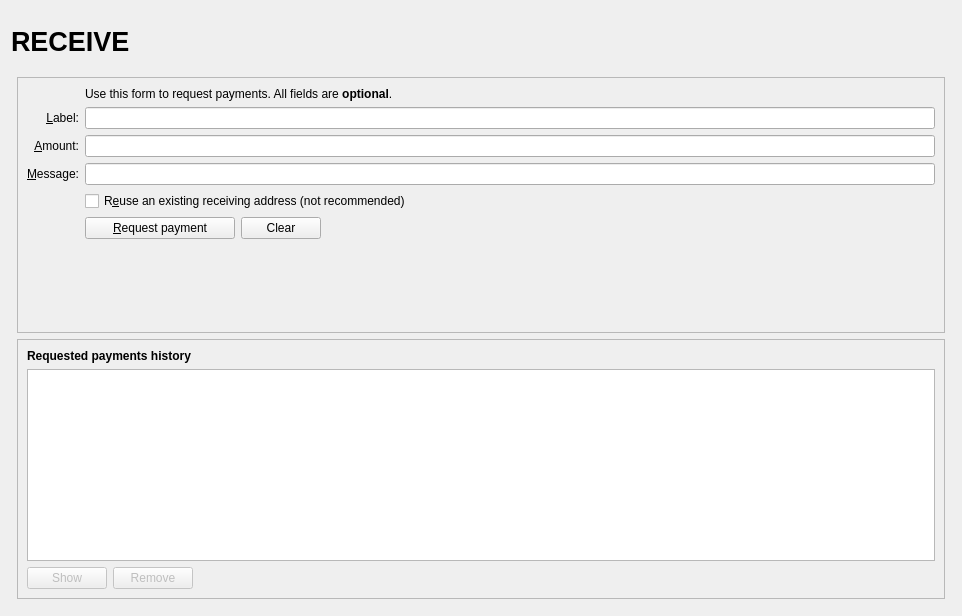
Qt form src/qt/forms/receivecoinsdialog.ui (hashplatform/WealthSilo) before a commit.
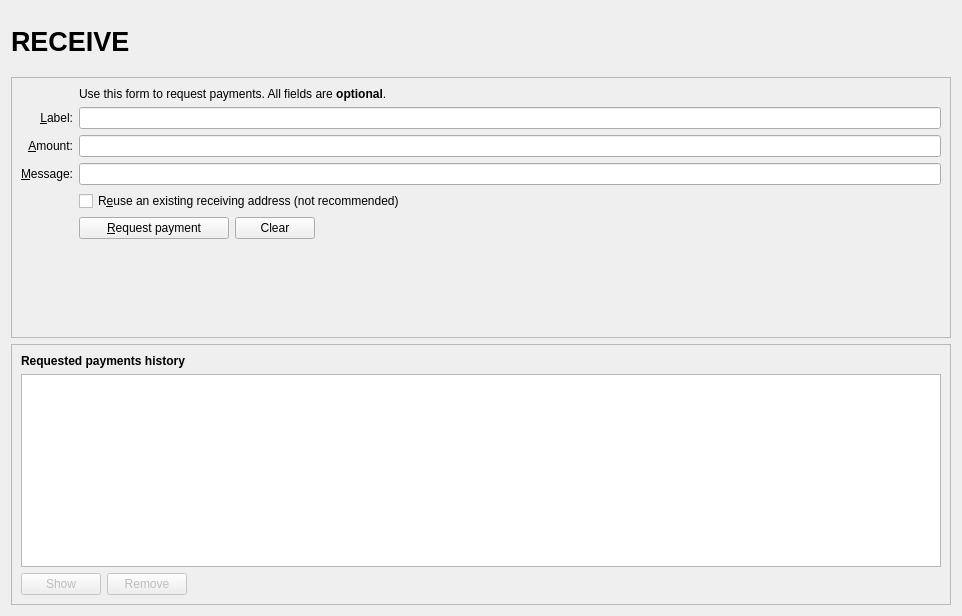
The same form after that commit. Icons and pictures are not drawn. Custom widgets are drawn as their Qt base class.

```diff
--- a/src/qt/forms/receivecoinsdialog.ui
+++ b/src/qt/forms/receivecoinsdialog.ui
@@ -108,16 +108,16 @@
       <widget class="QFrame" name="frame_BG">
        <layout class="QVBoxLayout" name="verticalLayout_5">
         <property name="leftMargin">
-         <number>6</number>
+         <number>0</number>
         </property>
         <property name="topMargin">
          <number>6</number>
         </property>
         <property name="rightMargin">
-         <number>6</number>
+         <number>0</number>
         </property>
         <property name="bottomMargin">
-         <number>6</number>
+         <number>0</number>
         </property>
         <item>
          <widget class="QFrame" name="frame2">
```
